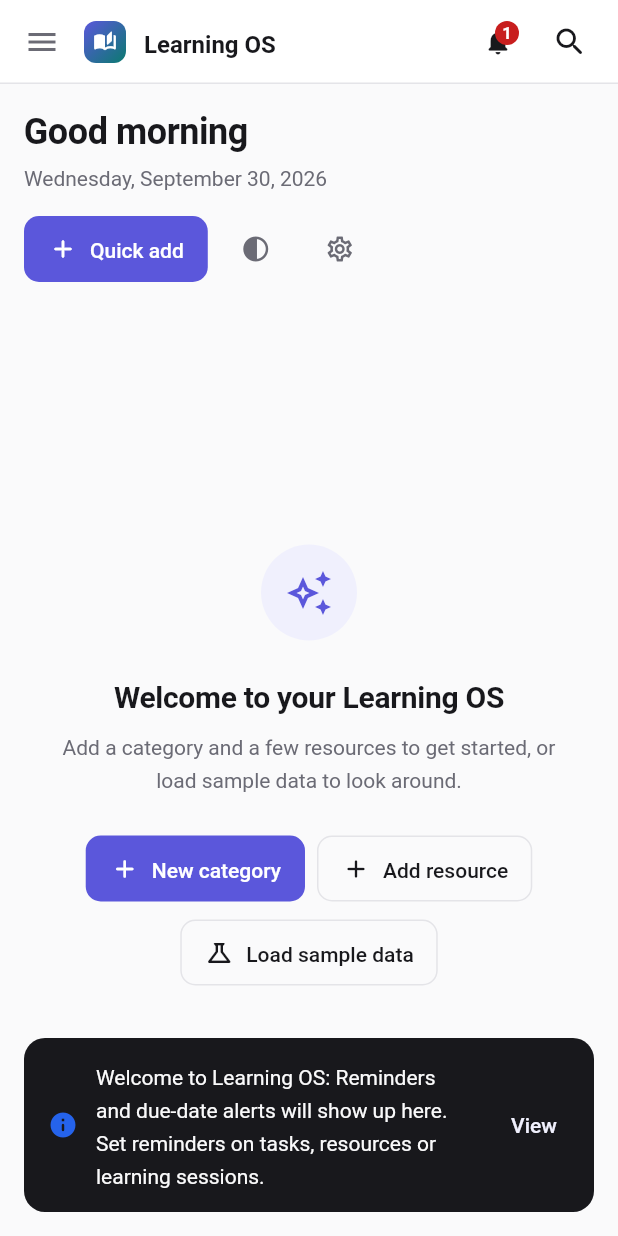
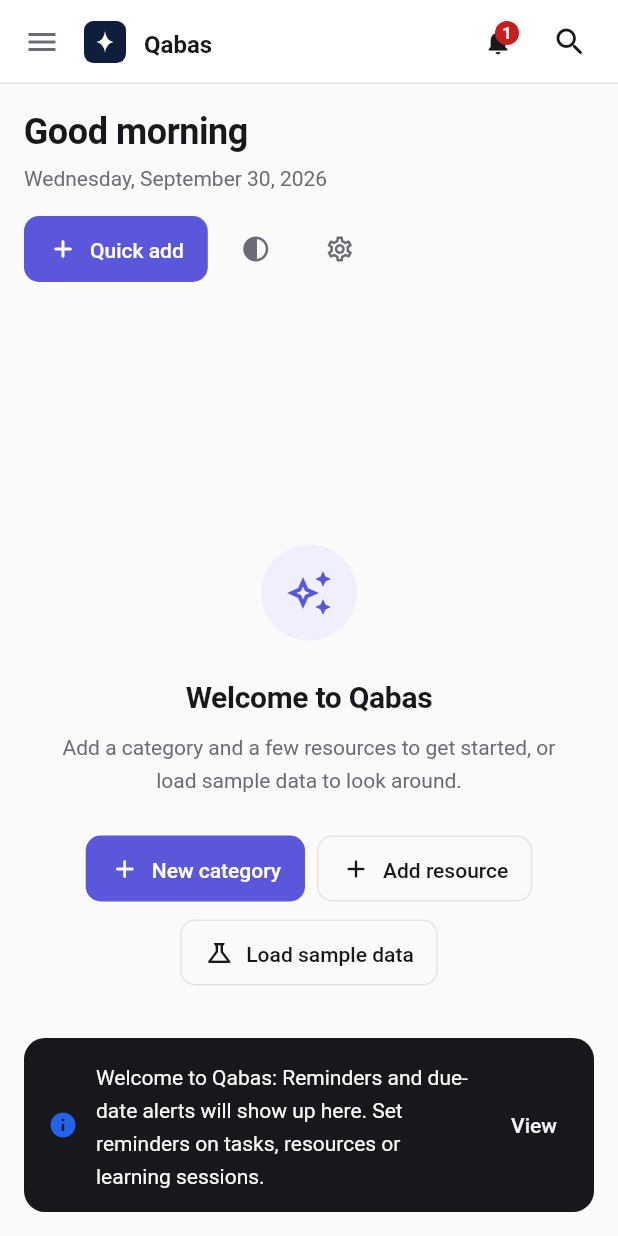
Before and after one commit to MahmoudSalem322/personal_learning_os, a Flutter app: the screen it shows after launch, on a phone screen of 412 x 824 dp. Run offline on Flutter 3.47's test engine with Material 3 defaults, Android fonts, the phone set to English and light mode, and no system bars; our stand-ins replace file_picker, flutter_riverpod, go_router, material_ui, sembast, sembast_web and 1 more; missing offline and left inert: dart:js_interop, markdown; statements that could not run were skipped.

Commit message:
Rebrand to Qabas (قبس) with a new logo and app icons
- Name: Qabas / قبس ("a spark of light") in the app, browser tab, web
  manifest, Android label (localized) and README
- Logo: one white spark on navy, drawn by QabasMarkPainter; the in-app
  logo and every icon come from it
- tool/generate_icons_test.dart renders the favicon, web and maskable
  icons, Android legacy/adaptive/themed launcher icons and
  branding/qabas-icon-1024.png
- Android launch screen and web splash use the new mark
- Backups are now saved as qabas-backup-*.json; the file marker is
  unchanged so older backups still import

Co-Authored-By: Claude Opus 5.5 <noreply@anthropic.com>

```diff
--- a/lib/core/theme/app_palette.dart
+++ b/lib/core/theme/app_palette.dart
@@ -59,6 +59,11 @@ abstract final class AppPalette {
 
   static const Color black = Color(0xFF000000);
 
+  // Brand mark (logo and app icon). Fixed in both themes, like a launcher
+  // icon, so the logo painter reads these directly.
+  static const Color logoNavy = Color(0xFF0F1E3D);
+  static const Color logoMark = Color(0xFFFFFFFF);
+
   // Category identity hues (mid-tones; light/dark variants are derived).
   static const Color categoryBlue = Color(0xFF3B82F6);
   static const Color categorySky = Color(0xFF0EA5E9);
--- a/lib/core/widgets/app_logo.dart
+++ b/lib/core/widgets/app_logo.dart
@@ -1,9 +1,12 @@
 import 'package:material_ui/material_ui.dart';
 
-import '../extensions/context_extensions.dart';
-import '../theme/app_radius.dart';
+import '../theme/app_palette.dart';
 
-/// Brand mark: a rounded tile with the product glyph.
+/// The Qabas (قبس, "a spark of light") brand mark: one white spark on a
+/// navy tile.
+///
+/// The same painter draws the in-app logo and every app icon
+/// (`tool/generate_icons_test.dart`), so they always match.
 class AppLogo extends StatelessWidget {
   const AppLogo({super.key, this.size = 32});
 
@@ -11,25 +14,90 @@ class AppLogo extends StatelessWidget {
 
   @override
   Widget build(BuildContext context) {
-    final colors = context.colors;
     return ExcludeSemantics(
-      child: Container(
-        width: size,
-        height: size,
-        decoration: BoxDecoration(
-          borderRadius: AppRadius.chip,
-          gradient: LinearGradient(
-            begin: AlignmentDirectional.topStart,
-            end: AlignmentDirectional.bottomEnd,
-            colors: [colors.primary, colors.secondary],
-          ),
-        ),
-        child: Icon(
-          Icons.auto_stories_rounded,
-          size: size * 0.56,
-          color: colors.onPrimary,
-        ),
+      child: SizedBox.square(
+        dimension: size,
+        child: const CustomPaint(painter: QabasMarkPainter()),
       ),
     );
   }
 }
+
+/// Paints the brand mark into a square canvas.
+///
+/// - [background]: `true` draws the navy tile; `false` leaves it
+///   transparent (Android adaptive-icon foreground).
+/// - [fullBleed]: fills the whole square instead of a rounded tile
+///   (maskable web icons; the platform applies its own mask).
+/// - [contentScale]: shrinks the spark to fit a platform's safe zone.
+/// - [monochrome]: flat white spark only (Android themed icons).
+/// - [margin]: empty border around the tile, as a fraction of the size.
+class QabasMarkPainter extends CustomPainter {
+  const QabasMarkPainter({
+    this.background = true,
+    this.fullBleed = false,
+    this.contentScale = 1,
+    this.monochrome = false,
+    this.margin = 0,
+  });
+
+  final bool background;
+  final bool fullBleed;
+  final double contentScale;
+  final bool monochrome;
+  final double margin;
+
+  /// Design grid: the mark is drawn in a 1024 × 1024 box.
+  static const double _grid = 1024;
+
+  @override
+  void paint(Canvas canvas, Size size) {
+    canvas
+      ..save()
+      ..scale(size.shortestSide / _grid);
+
+    final inset = margin * _grid;
+    final tile = Rect.fromLTWH(
+      inset,
+      inset,
+      _grid - 2 * inset,
+      _grid - 2 * inset,
+    );
+    if (background && !monochrome) {
+      canvas.drawRRect(
+        RRect.fromRectAndRadius(
+          tile,
+          Radius.circular(fullBleed ? 0 : tile.width * 0.225),
+        ),
+        Paint()..color = AppPalette.logoNavy,
+      );
+    }
+
+    // A four-point spark with softly curved sides.
+    final scale = contentScale * tile.width / _grid;
+    const c = Offset(_grid / 2, _grid / 2);
+    final tall = 268 * scale;
+    final wide = 210 * scale;
+    final pinch = 30 * scale;
+    canvas
+      ..drawPath(
+        Path()
+          ..moveTo(c.dx, c.dy - tall)
+          ..quadraticBezierTo(c.dx + pinch, c.dy - pinch, c.dx + wide, c.dy)
+          ..quadraticBezierTo(c.dx + pinch, c.dy + pinch, c.dx, c.dy + tall)
+          ..quadraticBezierTo(c.dx - pinch, c.dy + pinch, c.dx - wide, c.dy)
+          ..quadraticBezierTo(c.dx - pinch, c.dy - pinch, c.dx, c.dy - tall)
+          ..close(),
+        Paint()..color = AppPalette.logoMark,
+      )
+      ..restore();
+  }
+
+  @override
+  bool shouldRepaint(QabasMarkPainter old) =>
+      old.background != background ||
+      old.fullBleed != fullBleed ||
+      old.contentScale != contentScale ||
+      old.monochrome != monochrome ||
+      old.margin != margin;
+}
--- a/lib/features/backup/domain/backup_codec.dart
+++ b/lib/features/backup/domain/backup_codec.dart
@@ -15,7 +15,7 @@ enum BackupProblem {
   /// Not valid JSON.
   notJson,
 
-  /// JSON, but not a Learning OS backup.
+  /// JSON, but not a Qabas backup.
   notBackup,
 
   /// Made by a newer version of the app.
@@ -56,6 +56,7 @@ final class BackupFormatException extends AppException {
 /// Records use the same JSON as local storage. Missing collections are
 /// read as empty, so older files still import.
 abstract final class BackupCodec {
+  /// Kept from the app's working name so older backups still import.
   static const String appId = 'learning-os';
   static const int format = 1;
 
--- a/lib/features/backup/domain/backup_service.dart
+++ b/lib/features/backup/domain/backup_service.dart
@@ -24,11 +24,11 @@ class BackupService {
   Future<String> exportJson() async =>
       BackupCodec.encode(await _store.read(), now: _clock());
 
-  /// e.g. `learning-os-backup-2026-09-30.json`.
+  /// e.g. `qabas-backup-2026-09-30.json`.
   String fileName() {
     final now = _clock();
     String two(int n) => n.toString().padLeft(2, '0');
-    return 'learning-os-backup-${now.year}-${two(now.month)}-${two(now.day)}'
+    return 'qabas-backup-${now.year}-${two(now.month)}-${two(now.day)}'
         '.json';
   }
 
--- a/lib/features/notifications/presentation/browser_notification_channel.dart
+++ b/lib/features/notifications/presentation/browser_notification_channel.dart
@@ -37,7 +37,7 @@ class BrowserNotificationChannel implements NotificationChannel {
       notifier.show(
         title: l10n.appTitle,
         body: l10n.notificationsNewCount(notifications.length),
-        tag: 'learning-os-summary',
+        tag: 'qabas-summary',
       );
       return;
     }
--- a/lib/l10n/app_ar.arb
+++ b/lib/l10n/app_ar.arb
@@ -1,7 +1,7 @@
 {
   "@@locale": "ar",
 
-  "appTitle": "Learning OS",
+  "appTitle": "قبس",
   "appTagline": "مساحة التعلّم الشخصية",
 
   "navDashboard": "لوحة التحكم",
@@ -22,7 +22,7 @@
   "favoritesEmptyTitle": "لا توجد مفضلة بعد",
   "favoritesEmptyMessage": "ضع نجمة على المصادر والملاحظات والمهام التي تعود إليها كثيرًا، وستجدها كلها هنا.",
   "favoritesNoneOfKind": "لا شيء في المفضلة هنا بعد",
-  "settingsSubtitle": "خصّص مظهر Learning OS وطريقة عمله.",
+  "settingsSubtitle": "خصّص مظهر قبس وطريقة عمله.",
 
   "themeLabel": "المظهر",
   "themeLight": "فاتح",
@@ -134,7 +134,7 @@
   "sampleDataRemoved": "تم حذف البيانات التجريبية",
   "sampleDataError": "تعذّر تحديث البيانات التجريبية. يرجى المحاولة مرة أخرى.",
   "sampleDataBannerTitle": "أنت تستعرض بيانات تجريبية",
-  "sampleDataBannerMessage": "توضّح المجالات والمصادر والملاحظات والمهام التجريبية طريقة عمل Learning OS. احذفها متى شئت.",
+  "sampleDataBannerMessage": "توضّح المجالات والمصادر والملاحظات والمهام التجريبية طريقة عمل قبس. احذفها متى شئت.",
   "sampleDataRemoveTitle": "حذف البيانات التجريبية؟",
   "sampleDataRemoveMessage": "سيتم حذف جميع المجالات والمصادر والملاحظات والمهام التجريبية. ما أنشأته بنفسك سيبقى كما هو.",
   "sampleFlutterDescription": "تطبيقات متعددة المنصات باستخدام الـ Widgets والتخطيطات وإدارة الحالة.",
@@ -439,7 +439,7 @@
   "dashboardProgressEmpty": "أضف مصادر إلى مجال لتتابع تقدّمه.",
   "dashboardFavorites": "المفضلة",
   "dashboardFavoritesEmpty": "ضع نجمة على المصادر أو الملاحظات أو المهام لتبقى هنا.",
-  "dashboardWelcomeTitle": "أهلًا بك في Learning OS",
+  "dashboardWelcomeTitle": "أهلًا بك في قبس",
   "dashboardWelcomeMessage": "أضف مجالًا وبعض المصادر لتبدأ، أو حمّل البيانات التجريبية لتستكشف التطبيق.",
 
   "navNotifications": "الإشعارات",
@@ -480,7 +480,7 @@
   "notificationUpcomingTask": "مستحقة قريبًا",
   "notificationOverdueTask": "مهمة متأخرة",
   "notificationLearningReminder": "حان وقت التعلّم",
-  "notificationWelcomeTitle": "أهلًا بك في Learning OS",
+  "notificationWelcomeTitle": "أهلًا بك في قبس",
   "notificationWelcomeMessage": "ستظهر هنا التذكيرات وتنبيهات مواعيد الاستحقاق. اضبط تذكيرات على المهام أو المصادر أو جلسات التعلّم.",
   "notificationDueToday": "\"{title}\" مستحقة اليوم",
   "@notificationDueToday": {
@@ -618,10 +618,10 @@
   "backupCleared": "تم مسح كل البيانات",
   "backupInvalidTitle": "لا يمكن استيراد هذا الملف",
   "backupNothingChanged": "لم يتغيّر أي شيء.",
-  "backupErrorTooLarge": "الملف أكبر من أن يكون نسخة احتياطية من Learning OS.",
+  "backupErrorTooLarge": "الملف أكبر من أن يكون نسخة احتياطية من قبس.",
   "backupErrorNotJson": "الملف ليس JSON صالحًا.",
-  "backupErrorNotBackup": "هذا ليس ملف نسخة احتياطية من Learning OS.",
-  "backupErrorNewer": "أُنشئت هذه النسخة بإصدار أحدث من Learning OS. حدّث التطبيق ثم حاول مجددًا.",
+  "backupErrorNotBackup": "هذا ليس ملف نسخة احتياطية من قبس.",
+  "backupErrorNewer": "أُنشئت هذه النسخة بإصدار أحدث من قبس. حدّث التطبيق ثم حاول مجددًا.",
   "backupErrorInvalid": "{count, plural, =1{عنصر واحد في {kind} تالف.} =2{عنصران في {kind} تالفان.} few{{count} عناصر في {kind} تالفة.} many{{count} عنصرًا في {kind} تالفًا.} other{{count} عنصر في {kind} تالف.}}",
   "@backupErrorInvalid": {
     "placeholders": { "count": { "type": "int" }, "kind": { "type": "String" } }
@@ -632,7 +632,7 @@
   },
   "errorWidgetFailed": "تعذّر عرض هذا الجزء.",
   "notificationPrefBrowser": "إشعارات المتصفح",
-  "notificationPrefBrowserHint": "نبّهني أيضًا عندما يكون Learning OS في الخلفية. سيطلب المتصفح إذنك.",
+  "notificationPrefBrowserHint": "نبّهني أيضًا عندما يكون قبس في الخلفية. سيطلب المتصفح إذنك.",
   "notificationBrowserBlocked": "حظر المتصفح الإشعارات. اسمح بها من إعدادات الموقع ثم حاول مجددًا.",
   "settingsShortcuts": "اختصارات لوحة المفاتيح",
   "shortcutSearch": "البحث في كل شيء",
--- a/lib/l10n/app_en.arb
+++ b/lib/l10n/app_en.arb
@@ -1,7 +1,7 @@
 {
   "@@locale": "en",
 
-  "appTitle": "Learning OS",
+  "appTitle": "Qabas",
   "@appTitle": { "description": "Product name shown in the sidebar and browser tab." },
   "appTagline": "Personal learning workspace",
 
@@ -23,7 +23,7 @@
   "favoritesEmptyTitle": "No favorites yet",
   "favoritesEmptyMessage": "Star resources, notes and tasks you come back to often. They'll all be here.",
   "favoritesNoneOfKind": "Nothing starred here yet",
-  "settingsSubtitle": "Personalize how Learning OS looks and works.",
+  "settingsSubtitle": "Personalize how Qabas looks and works.",
 
   "themeLabel": "Theme",
   "themeLight": "Light",
@@ -153,7 +153,7 @@
   "sampleDataRemoved": "Sample data removed",
   "sampleDataError": "Couldn't update sample data. Please try again.",
   "sampleDataBannerTitle": "You're exploring sample data",
-  "sampleDataBannerMessage": "The sample categories, resources, notes and tasks show how Learning OS works. Remove them whenever you're ready.",
+  "sampleDataBannerMessage": "The sample categories, resources, notes and tasks show how Qabas works. Remove them whenever you're ready.",
   "sampleDataRemoveTitle": "Remove sample data?",
   "sampleDataRemoveMessage": "All sample categories, resources, notes and tasks will be deleted. What you created yourself is kept.",
   "sampleFlutterDescription": "Cross-platform apps with widgets, layouts and state management.",
@@ -506,7 +506,7 @@
   "dashboardProgressEmpty": "Add resources to a category to track its progress.",
   "dashboardFavorites": "Favorites",
   "dashboardFavoritesEmpty": "Star resources, notes or tasks to keep them here.",
-  "dashboardWelcomeTitle": "Welcome to your Learning OS",
+  "dashboardWelcomeTitle": "Welcome to Qabas",
   "dashboardWelcomeMessage": "Add a category and a few resources to get started, or load sample data to look around.",
 
   "navNotifications": "Notifications",
@@ -547,7 +547,7 @@
   "notificationUpcomingTask": "Due soon",
   "notificationOverdueTask": "Overdue task",
   "notificationLearningReminder": "Time to learn",
-  "notificationWelcomeTitle": "Welcome to Learning OS",
+  "notificationWelcomeTitle": "Welcome to Qabas",
   "notificationWelcomeMessage": "Reminders and due-date alerts will show up here. Set reminders on tasks, resources or learning sessions.",
   "notificationDueToday": "\"{title}\" is due today",
   "@notificationDueToday": {
@@ -685,10 +685,10 @@
   "backupCleared": "All data cleared",
   "backupInvalidTitle": "Can't import this file",
   "backupNothingChanged": "Nothing was changed.",
-  "backupErrorTooLarge": "The file is too large to be a Learning OS backup.",
+  "backupErrorTooLarge": "The file is too large to be a Qabas backup.",
   "backupErrorNotJson": "The file isn't valid JSON.",
-  "backupErrorNotBackup": "This isn't a Learning OS backup file.",
-  "backupErrorNewer": "This backup was made by a newer version of Learning OS. Update the app and try again.",
+  "backupErrorNotBackup": "This isn't a Qabas backup file.",
+  "backupErrorNewer": "This backup was made by a newer version of Qabas. Update the app and try again.",
   "backupErrorInvalid": "{count, plural, =1{1 item in {kind} is damaged.} other{{count} items in {kind} are damaged.}}",
   "@backupErrorInvalid": {
     "placeholders": { "count": { "type": "int" }, "kind": { "type": "String" } }
@@ -699,7 +699,7 @@
   },
   "errorWidgetFailed": "This part couldn't be shown.",
   "notificationPrefBrowser": "Browser notifications",
-  "notificationPrefBrowserHint": "Also alert you while Learning OS is in the background. Your browser will ask for permission.",
+  "notificationPrefBrowserHint": "Also alert you while Qabas is in the background. Your browser will ask for permission.",
   "notificationBrowserBlocked": "The browser blocked notifications. Allow them in the site settings, then try again.",
   "settingsShortcuts": "Keyboard shortcuts",
   "shortcutSearch": "Search everything",
--- a/lib/l10n/app_localizations_ar.dart
+++ b/lib/l10n/app_localizations_ar.dart
@@ -10,7 +10,7 @@ class AppLocalizationsAr extends AppLocalizations {
   AppLocalizationsAr([String locale = 'ar']) : super(locale);
 
   @override
-  String get appTitle => 'Learning OS';
+  String get appTitle => 'قبس';
 
   @override
   String get appTagline => 'مساحة التعلّم الشخصية';
@@ -69,7 +69,7 @@ class AppLocalizationsAr extends AppLocalizations {
   String get favoritesNoneOfKind => 'لا شيء في المفضلة هنا بعد';
 
   @override
-  String get settingsSubtitle => 'خصّص مظهر Learning OS وطريقة عمله.';
+  String get settingsSubtitle => 'خصّص مظهر قبس وطريقة عمله.';
 
   @override
   String get themeLabel => 'المظهر';
@@ -397,7 +397,7 @@ class AppLocalizationsAr extends AppLocalizations {
 
   @override
   String get sampleDataBannerMessage =>
-      'توضّح المجالات والمصادر والملاحظات والمهام التجريبية طريقة عمل Learning OS. احذفها متى شئت.';
+      'توضّح المجالات والمصادر والملاحظات والمهام التجريبية طريقة عمل قبس. احذفها متى شئت.';
 
   @override
   String get sampleDataRemoveTitle => 'حذف البيانات التجريبية؟';
@@ -1326,7 +1326,7 @@ class AppLocalizationsAr extends AppLocalizations {
       'ضع نجمة على المصادر أو الملاحظات أو المهام لتبقى هنا.';
 
   @override
-  String get dashboardWelcomeTitle => 'أهلًا بك في Learning OS';
+  String get dashboardWelcomeTitle => 'أهلًا بك في قبس';
 
   @override
   String get dashboardWelcomeMessage =>
@@ -1453,7 +1453,7 @@ class AppLocalizationsAr extends AppLocalizations {
   String get notificationLearningReminder => 'حان وقت التعلّم';
 
   @override
-  String get notificationWelcomeTitle => 'أهلًا بك في Learning OS';
+  String get notificationWelcomeTitle => 'أهلًا بك في قبس';
 
   @override
   String get notificationWelcomeMessage =>
@@ -1804,18 +1804,17 @@ class AppLocalizationsAr extends AppLocalizations {
 
   @override
   String get backupErrorTooLarge =>
-      'الملف أكبر من أن يكون نسخة احتياطية من Learning OS.';
+      'الملف أكبر من أن يكون نسخة احتياطية من قبس.';
 
   @override
   String get backupErrorNotJson => 'الملف ليس JSON صالحًا.';
 
   @override
-  String get backupErrorNotBackup =>
-      'هذا ليس ملف نسخة احتياطية من Learning OS.';
+  String get backupErrorNotBackup => 'هذا ليس ملف نسخة احتياطية من قبس.';
 
   @override
   String get backupErrorNewer =>
-      'أُنشئت هذه النسخة بإصدار أحدث من Learning OS. حدّث التطبيق ثم حاول مجددًا.';
+      'أُنشئت هذه النسخة بإصدار أحدث من قبس. حدّث التطبيق ثم حاول مجددًا.';
 
   @override
   String backupErrorInvalid(int count, String kind) {
@@ -1844,7 +1843,7 @@ class AppLocalizationsAr extends AppLocalizations {
 
   @override
   String get notificationPrefBrowserHint =>
-      'نبّهني أيضًا عندما يكون Learning OS في الخلفية. سيطلب المتصفح إذنك.';
+      'نبّهني أيضًا عندما يكون قبس في الخلفية. سيطلب المتصفح إذنك.';
 
   @override
   String get notificationBrowserBlocked =>
--- a/lib/l10n/app_localizations_en.dart
+++ b/lib/l10n/app_localizations_en.dart
@@ -10,7 +10,7 @@ class AppLocalizationsEn extends AppLocalizations {
   AppLocalizationsEn([String locale = 'en']) : super(locale);
 
   @override
-  String get appTitle => 'Learning OS';
+  String get appTitle => 'Qabas';
 
   @override
   String get appTagline => 'Personal learning workspace';
@@ -69,7 +69,7 @@ class AppLocalizationsEn extends AppLocalizations {
   String get favoritesNoneOfKind => 'Nothing starred here yet';
 
   @override
-  String get settingsSubtitle => 'Personalize how Learning OS looks and works.';
+  String get settingsSubtitle => 'Personalize how Qabas looks and works.';
 
   @override
   String get themeLabel => 'Theme';
@@ -391,7 +391,7 @@ class AppLocalizationsEn extends AppLocalizations {
 
   @override
   String get sampleDataBannerMessage =>
-      'The sample categories, resources, notes and tasks show how Learning OS works. Remove them whenever you\'re ready.';
+      'The sample categories, resources, notes and tasks show how Qabas works. Remove them whenever you\'re ready.';
 
   @override
   String get sampleDataRemoveTitle => 'Remove sample data?';
@@ -1306,7 +1306,7 @@ class AppLocalizationsEn extends AppLocalizations {
       'Star resources, notes or tasks to keep them here.';
 
   @override
-  String get dashboardWelcomeTitle => 'Welcome to your Learning OS';
+  String get dashboardWelcomeTitle => 'Welcome to Qabas';
 
   @override
   String get dashboardWelcomeMessage =>
@@ -1429,7 +1429,7 @@ class AppLocalizationsEn extends AppLocalizations {
   String get notificationLearningReminder => 'Time to learn';
 
   @override
-  String get notificationWelcomeTitle => 'Welcome to Learning OS';
+  String get notificationWelcomeTitle => 'Welcome to Qabas';
 
   @override
   String get notificationWelcomeMessage =>
@@ -1763,17 +1763,17 @@ class AppLocalizationsEn extends AppLocalizations {
 
   @override
   String get backupErrorTooLarge =>
-      'The file is too large to be a Learning OS backup.';
+      'The file is too large to be a Qabas backup.';
 
   @override
   String get backupErrorNotJson => 'The file isn\'t valid JSON.';
 
   @override
-  String get backupErrorNotBackup => 'This isn\'t a Learning OS backup file.';
+  String get backupErrorNotBackup => 'This isn\'t a Qabas backup file.';
 
   @override
   String get backupErrorNewer =>
-      'This backup was made by a newer version of Learning OS. Update the app and try again.';
+      'This backup was made by a newer version of Qabas. Update the app and try again.';
 
   @override
   String backupErrorInvalid(int count, String kind) {
@@ -1799,7 +1799,7 @@ class AppLocalizationsEn extends AppLocalizations {
 
   @override
   String get notificationPrefBrowserHint =>
-      'Also alert you while Learning OS is in the background. Your browser will ask for permission.';
+      'Also alert you while Qabas is in the background. Your browser will ask for permission.';
 
   @override
   String get notificationBrowserBlocked =>
```
Also changed, not shown: lib/l10n/app_localizations.dart (+9 -9 lines), tool/generate_icons_test.dart (added, +124 -0 lines), branding/qabas-icon-1024.png (added), 36 other files.
